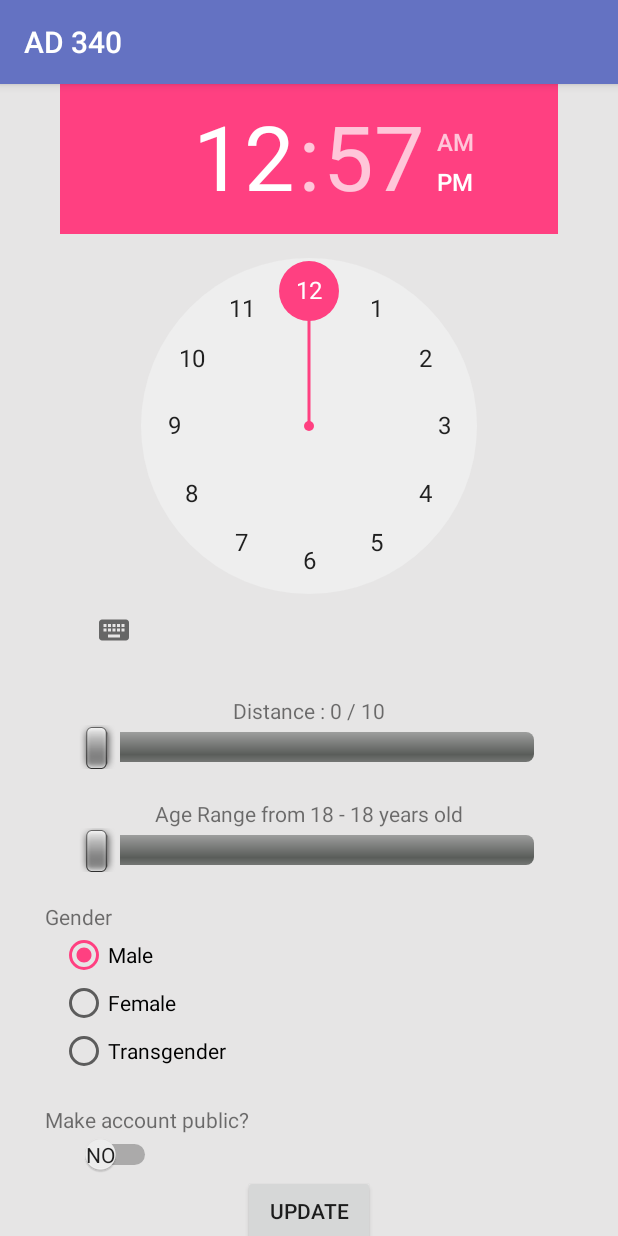
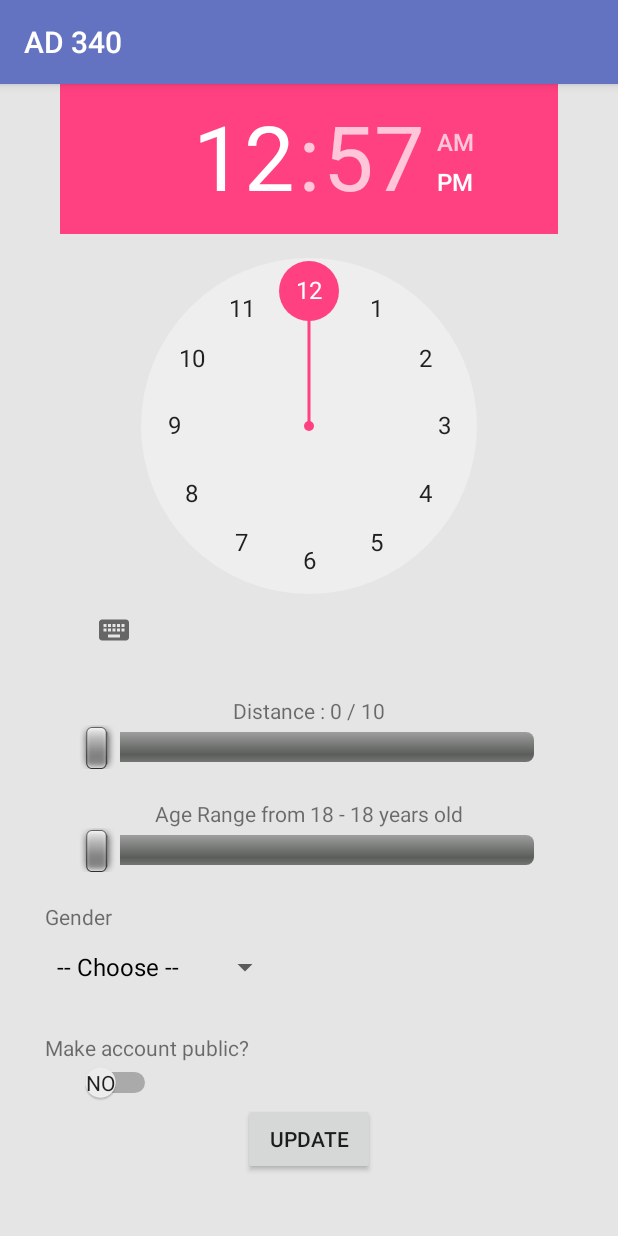
Before and after one commit to BradNissen/ad_340, an Android app: the fragment SettingsFragment shown on its own in the app's theme, after a tap on "UPDATE", on a phone screen of 412 x 824 dp. Run offline under Robolectric (Android 15) with nearby library versions, the phone set to English and light mode, and no system bars; our stand-ins replace Room's generated code.

Commit message:
Assignment 7, Spinner added for genders; removed radio group for genders.

```diff
--- a/app/src/main/java/com/example/helloworld/SettingsFragment.java
+++ b/app/src/main/java/com/example/helloworld/SettingsFragment.java
@@ -6,14 +6,15 @@ import android.os.AsyncTask;
 import android.os.Bundle;
 import android.support.annotation.NonNull;
 import android.support.v4.app.Fragment;
-import android.util.Log;
 import android.view.LayoutInflater;
 import android.view.View;
 import android.view.ViewGroup;
+import android.widget.ArrayAdapter;
 import android.widget.Button;
 import android.widget.RadioButton;
 import android.widget.RadioGroup;
 import android.widget.SeekBar;
+import android.widget.Spinner;
 import android.widget.Switch;
 import android.widget.TextView;
 import android.widget.TimePicker;
@@ -23,6 +24,7 @@ import com.example.helloworld.entity.User;
 
 import java.lang.ref.WeakReference;
 import java.util.List;
+import java.util.Objects;
 
 public class SettingsFragment extends Fragment {
 
@@ -36,9 +38,14 @@ public class SettingsFragment extends Fragment {
     RadioButton rb;
     Switch switchButton;
     Button button_update;
+    Spinner genders;
+    String gendersResult;
 
     int progress_value;
     int progress_value_age;
+
+    ArrayAdapter<CharSequence> genderAdapter;
+
 
     @Override
     public View onCreateView(@NonNull LayoutInflater inflater, ViewGroup container, Bundle savedInstanceState) {
@@ -46,7 +53,8 @@ public class SettingsFragment extends Fragment {
         View view = inflater.inflate(R.layout.settings_fragment, container, false);
 
 
-        rg = view.findViewById(R.id.r_group);
+        //rg = view.findViewById(R.id.r_group);
+        genders = view.findViewById(R.id.genders);
         time_picker = view.findViewById(R.id.timePicker);
         button_update = view.findViewById(R.id.update);
         seek_bar = view.findViewById(R.id.distance);
@@ -61,6 +69,11 @@ public class SettingsFragment extends Fragment {
 
         progress_bar();
         progress_bar_age();
+
+
+        genderAdapter = ArrayAdapter.createFromResource(Objects.requireNonNull(getContext()),R.array.genders, android.R.layout.simple_spinner_dropdown_item);
+        genderAdapter.setDropDownViewResource(android.R.layout.simple_spinner_dropdown_item);
+        genders.setAdapter(genderAdapter);
 
 
         new GetUserTask(getActivity(), this, "bradanissen@gmail.com").execute();
@@ -79,7 +92,9 @@ public class SettingsFragment extends Fragment {
                     newUser.setHour(getHourFromPicker());
                     newUser.setMinute(getMinuteFromPicker());
                     newUser.setAgeRange(ageMax());
-                    newUser.setGender(getGenderSetString());
+                    //newUser.setGender(getGenderSetString());
+                    gendersResult = genders.getSelectedItem().toString();
+                    newUser.setGender(gendersResult);
                     newUser.setPublic(getSwitch());
                     newUser.setSearchDistance(getDistance());
 
@@ -222,7 +237,7 @@ public class SettingsFragment extends Fragment {
             AppDatabase db = AppDatabaseSingleton.getDatabase(activity.getApplicationContext());
             db.userDao().insertUsers(user);
 
-            Log.v("mylog", user.toString());
+            //Log.v("mylog", user.toString());
             return user;
         }
 
@@ -232,13 +247,8 @@ public class SettingsFragment extends Fragment {
             if(user == null || activity == null) {
                 return;
             }
-            Toast.makeText(activity.getApplicationContext(), "Email=" +user.getEmail() + "\n"+
-                                                                "Time="+user.getHour() + " : " + user.getMinute() +"\n"+
-                                                                "Dist="+user.getSearchDistance() +"\n"+
-                                                                "ageRange="+user.getAgeRange() +"\n"+
-                                                                "Gender="+user.getGender() +"\n"+
-                                                                "Public="+user.isPublic() , Toast.LENGTH_SHORT).show();
-            Toast.makeText(activity.getApplicationContext(), "Success", Toast.LENGTH_LONG).show();
+
+            Toast.makeText(activity.getApplicationContext(), "Saved!", Toast.LENGTH_LONG).show();
         }
     }
 
@@ -288,31 +298,25 @@ public class SettingsFragment extends Fragment {
                 return;
             }
 
-            //set the time
+            //set the time fields when open.
             fragment.time_picker.setHour(user.getHour());
             fragment.time_picker.setMinute(user.getMinute());
-
-
-            //set the
+            fragment.seek_bar.setProgress(user.getSearchDistance());
+            fragment.seek_bar_age.setProgress(user.getAgeRange() - 18);
             fragment.switchButton.setChecked(user.isPublic());
-
-
-            fragment.seek_bar.setProgress(user.getSearchDistance());
-
-            fragment.seek_bar_age.setProgress(user.getAgeRange() - 18);
-
+            fragment.genders.setSelection(fragment.genderAdapter.getPosition(user.getGender()));
 
 
 
 
             //Log.v("mylog", user.toString());
-            Toast.makeText(fragment.getContext(), "Email=" +user.getEmail() + "\n"+
-                    "Time="+user.getHour() + " : " + user.getMinute() +"\n"+
-                    "Dist="+user.getSearchDistance() +"\n"+
-                    "ageRange="+user.getAgeRange() +"\n"+
-                    "Gender="+user.getGender() +"\n"+
-                    "Public="+user.isPublic() , Toast.LENGTH_LONG).show();
-            Toast.makeText(fragment.getContext(), "Success", Toast.LENGTH_LONG).show();
+//            Toast.makeText(fragment.getContext(), "Email=" +user.getEmail() + "\n"+
+//                    "Time="+user.getHour() + " : " + user.getMinute() +"\n"+
+//                    "Dist="+user.getSearchDistance() +"\n"+
+//                    "ageRange="+user.getAgeRange() +"\n"+
+//                    "Gender="+user.getGender() +"\n"+
+//                    "Public="+user.isPublic() , Toast.LENGTH_LONG).show();
+//            Toast.makeText(fragment.getContext(), "Success", Toast.LENGTH_LONG).show();
 
 
         }
--- a/app/src/main/res/layout/settings_fragment.xml
+++ b/app/src/main/res/layout/settings_fragment.xml
@@ -84,34 +84,40 @@
         android:text="Gender"/>
 
 
-    <RadioGroup
-        android:id="@+id/r_group"
+    <!--<RadioGroup-->
+        <!--android:id="@+id/r_group"-->
+        <!--android:layout_width="wrap_content"-->
+        <!--android:layout_height="wrap_content">-->
+
+        <!--<RadioButton-->
+            <!--android:id="@+id/radio_male"-->
+            <!--android:layout_width="wrap_content"-->
+            <!--android:layout_height="wrap_content"-->
+            <!--android:layout_marginEnd="40dp"-->
+            <!--android:layout_marginStart="40dp"-->
+            <!--android:checked="true"-->
+            <!--android:text="Male" />-->
+        <!--<RadioButton-->
+            <!--android:id="@+id/radio_female"-->
+            <!--android:layout_width="wrap_content"-->
+            <!--android:layout_height="wrap_content"-->
+            <!--android:text="Female"-->
+            <!--android:layout_marginEnd="40dp"-->
+            <!--android:layout_marginStart="40dp"/>-->
+        <!--<RadioButton-->
+            <!--android:id="@+id/radio_trans"-->
+            <!--android:layout_width="wrap_content"-->
+            <!--android:layout_height="wrap_content"-->
+            <!--android:text="Transgender"-->
+            <!--android:layout_marginEnd="40dp"-->
+            <!--android:layout_marginStart="40dp"/>-->
+    <!--</RadioGroup>-->
+
+    <Spinner
+        android:id="@+id/genders"
+        android:layout_marginStart="30dp"
         android:layout_width="wrap_content"
-        android:layout_height="wrap_content">
-
-        <RadioButton
-            android:id="@+id/radio_male"
-            android:layout_width="wrap_content"
-            android:layout_height="wrap_content"
-            android:layout_marginEnd="40dp"
-            android:layout_marginStart="40dp"
-            android:checked="true"
-            android:text="Male" />
-        <RadioButton
-            android:id="@+id/radio_female"
-            android:layout_width="wrap_content"
-            android:layout_height="wrap_content"
-            android:text="Female"
-            android:layout_marginEnd="40dp"
-            android:layout_marginStart="40dp"/>
-        <RadioButton
-            android:id="@+id/radio_trans"
-            android:layout_width="wrap_content"
-            android:layout_height="wrap_content"
-            android:text="Transgender"
-            android:layout_marginEnd="40dp"
-            android:layout_marginStart="40dp"/>
-    </RadioGroup>
+        android:layout_height="wrap_content" />
 
 
     <TextView
--- /dev/null
+++ b/app/src/main/res/values/arrays.xml
@@ -0,0 +1,13 @@
+<?xml version="1.0" encoding="utf-8"?>
+<resources>
+    <string-array name="genders">
+        <item>-- Choose --</item>
+        <item>Male</item>
+        <item>Female</item>
+        <item>Trans-male</item>
+        <item>Trans-female</item>
+        <item>other....</item>
+
+    </string-array>
+
+</resources>
```
